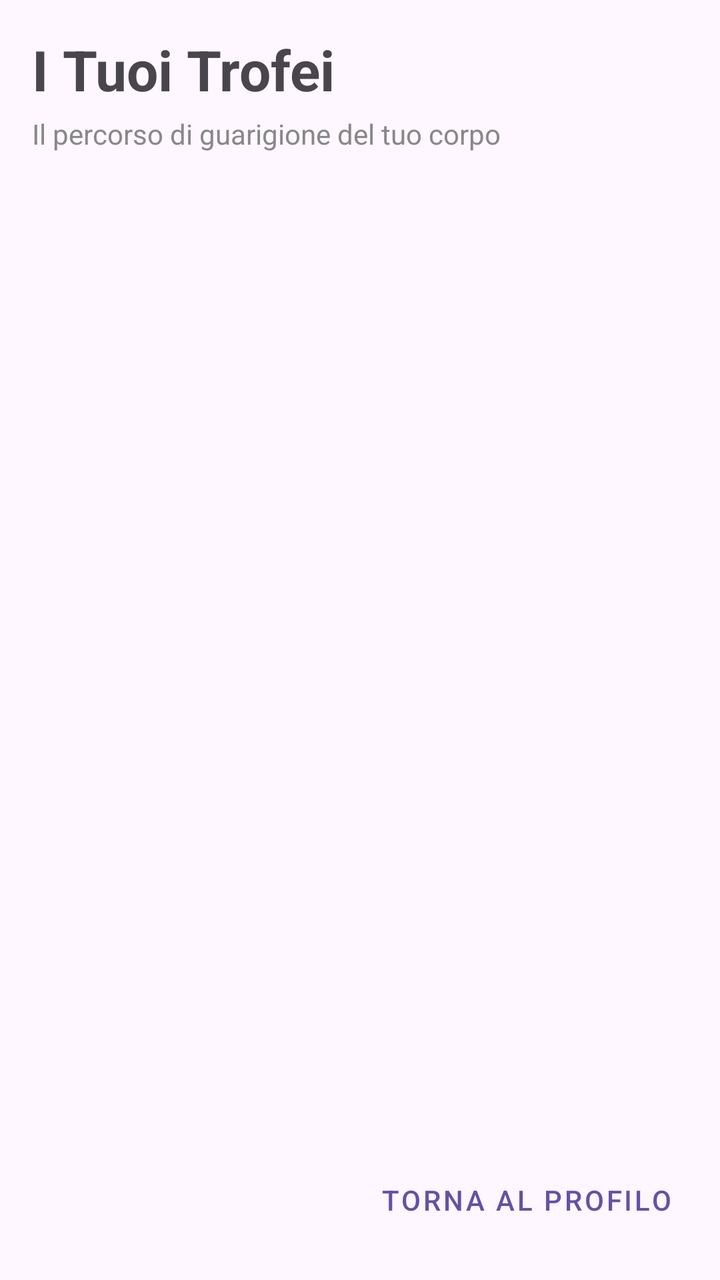
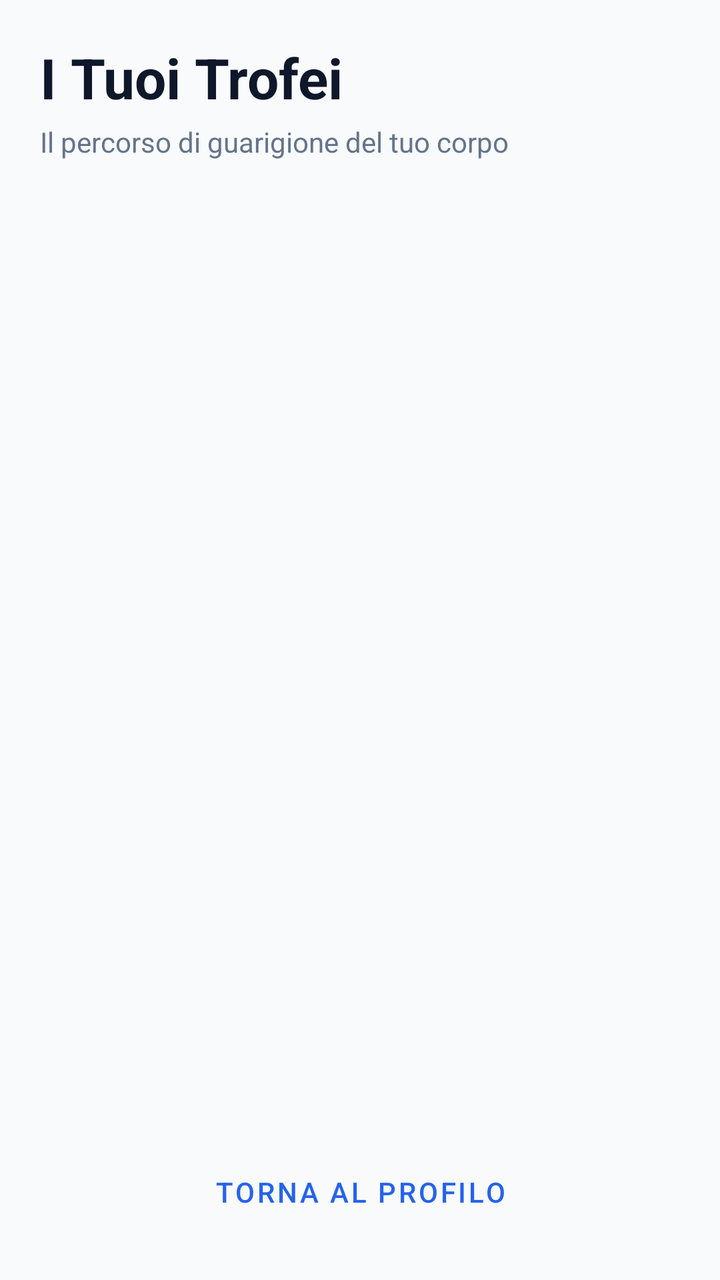

Compare the two renders of this Android layout. The source of the first and the diff that turns it into the second are given below.
<!-- AndroidManifest.xml: application theme Theme.SmokeShield -->
<!-- res/layout/fragment_trophies.xml -->
<?xml version="1.0" encoding="utf-8"?>
<layout xmlns:android="http://schemas.android.com/apk/res/android"
    xmlns:app="http://schemas.android.com/apk/res-auto">

    <androidx.constraintlayout.widget.ConstraintLayout
        android:layout_width="match_parent"
        android:layout_height="match_parent"
        android:paddingTop="16dp">

        <TextView
            android:id="@+id/tv_trophies_title"
            android:layout_width="wrap_content"
            android:layout_height="wrap_content"
            android:layout_marginStart="16dp"
            android:text="I Tuoi Trofei"
            android:textSize="28sp"
            android:textStyle="bold"
            app:layout_constraintStart_toStartOf="parent"
            app:layout_constraintTop_toTopOf="parent" />

        <TextView
            android:id="@+id/tv_trophies_subtitle"
            android:layout_width="wrap_content"
            android:layout_height="wrap_content"
            android:layout_marginStart="16dp"
            android:layout_marginTop="4dp"
            android:text="Il percorso di guarigione del tuo corpo"
            android:textColor="#888888"
            app:layout_constraintStart_toStartOf="parent"
            app:layout_constraintTop_toBottomOf="@id/tv_trophies_title" />

        
        <androidx.recyclerview.widget.RecyclerView
            android:id="@+id/rv_trophies_list"
            android:layout_width="match_parent"
            android:layout_height="0dp"
            android:layout_marginTop="16dp"
            android:layout_marginBottom="16dp"
            android:clipToPadding="false"
            android:paddingBottom="80dp"
            app:layout_constraintBottom_toTopOf="@id/btn_back_to_profile"
            app:layout_constraintTop_toBottomOf="@id/tv_trophies_subtitle" />

        <Button
            android:id="@+id/btn_back_to_profile"
            style="@style/Widget.MaterialComponents.Button.TextButton"
            android:layout_width="wrap_content"
            android:layout_height="wrap_content"
            android:layout_marginEnd="16dp"
            android:layout_marginBottom="16dp"
            android:text="TORNA AL PROFILO"
            app:layout_constraintBottom_toBottomOf="parent"
            app:layout_constraintEnd_toEndOf="parent" />

    </androidx.constraintlayout.widget.ConstraintLayout>
</layout>
<!-- resources referenced by this layout -->
<resources>
  <style name="Theme.SmokeShield" parent="Base.Theme.SmokeShield" />
  <style name="Base.Theme.SmokeShield" parent="Theme.Material3.DayNight.NoActionBar">
          <item name="android:windowLayoutInDisplayCutoutMode" tools:targetApi="p">shortEdges</item>
          <item name="android:statusBarColor">?android:attr/colorBackground</item>
          <item name="android:navigationBarColor">?android:attr/colorBackground</item>
      </style>
</resources>

<!-- the commit's change to res/layout/fragment_trophies.xml (unified diff, before → after) -->
@@ -5,16 +5,17 @@
     <androidx.constraintlayout.widget.ConstraintLayout
         android:layout_width="match_parent"
         android:layout_height="match_parent"
-        android:paddingTop="16dp">
+        android:background="?android:attr/colorBackground"
+        android:padding="20dp">
 
         <TextView
             android:id="@+id/tv_trophies_title"
             android:layout_width="wrap_content"
             android:layout_height="wrap_content"
-            android:layout_marginStart="16dp"
             android:text="I Tuoi Trofei"
             android:textSize="28sp"
             android:textStyle="bold"
+            android:textColor="?android:attr/textColorPrimary"
             app:layout_constraintStart_toStartOf="parent"
             app:layout_constraintTop_toTopOf="parent" />
 
@@ -22,10 +23,9 @@
             android:id="@+id/tv_trophies_subtitle"
             android:layout_width="wrap_content"
             android:layout_height="wrap_content"
-            android:layout_marginStart="16dp"
             android:layout_marginTop="4dp"
             android:text="Il percorso di guarigione del tuo corpo"
-            android:textColor="#888888"
+            android:textColor="?android:attr/textColorSecondary"
             app:layout_constraintStart_toStartOf="parent"
             app:layout_constraintTop_toBottomOf="@id/tv_trophies_title" />
 
@@ -46,11 +46,10 @@
             style="@style/Widget.MaterialComponents.Button.TextButton"
             android:layout_width="wrap_content"
             android:layout_height="wrap_content"
-            android:layout_marginEnd="16dp"
-            android:layout_marginBottom="16dp"
             android:text="TORNA AL PROFILO"
             app:layout_constraintBottom_toBottomOf="parent"
-            app:layout_constraintEnd_toEndOf="parent" />
+            app:layout_constraintEnd_toEndOf="parent"
+            app:layout_constraintStart_toStartOf="parent" />
 
     </androidx.constraintlayout.widget.ConstraintLayout>
 </layout>
<!-- resource entries referenced after the edit -->
@@ -2,9 +2,50 @@
 <resources>
   <style name="Theme.SmokeShield" parent="Base.Theme.SmokeShield" />
   <style name="Base.Theme.SmokeShield" parent="Theme.Material3.DayNight.NoActionBar">
+          
+          <item name="colorPrimary">@color/primaryColor</item>
+          <item name="colorOnPrimary">@color/white</item>
+          <item name="colorSecondary">@color/secondaryColor</item>
+          <item name="colorOnSecondary">@color/white</item>
+  
+          
           <item name="android:windowLayoutInDisplayCutoutMode" tools:targetApi="p">shortEdges</item>
-          <item name="android:statusBarColor">?android:attr/colorBackground</item>
-          <item name="android:navigationBarColor">?android:attr/colorBackground</item>
+          <item name="android:statusBarColor">@color/backgroundColor</item>
+          <item name="android:navigationBarColor">@color/backgroundColor</item>
+  
+          
+          <item name="android:colorBackground">@color/backgroundColor</item>
+          <item name="colorSurface">@color/surfaceColor</item>
+          <item name="colorError">@color/colorSos</item>
+  
+          
+          <item name="android:textColorPrimary">@color/textColor</item>
+          <item name="android:textColorSecondary">@color/textColorLight</item>
+  
+          
+          <item name="shapeAppearanceSmallComponent">@style/ShapeAppearance.SmokeShield.Small</item>
+          <item name="shapeAppearanceMediumComponent">@style/ShapeAppearance.SmokeShield.Medium</item>
+          <item name="shapeAppearanceLargeComponent">@style/ShapeAppearance.SmokeShield.Large</item>
+      </style>
+  <color name="primaryColor">#2563EB</color>
+  <color name="white">#FFFFFFFF</color>
+  <color name="secondaryColor">#F59E0B</color>
+  <color name="backgroundColor">#F8FAFC</color>
+  <color name="surfaceColor">#FFFFFF</color>
+  <color name="colorSos">#EF4444</color>
+  <color name="textColor">#0F172A</color>
+  <color name="textColorLight">#64748B</color>
+  <style name="ShapeAppearance.SmokeShield.Small" parent="ShapeAppearance.MaterialComponents.SmallComponent">
+          <item name="cornerFamily">rounded</item>
+          <item name="cornerSize">12dp</item>
+      </style>
+  <style name="ShapeAppearance.SmokeShield.Medium" parent="ShapeAppearance.MaterialComponents.MediumComponent">
+          <item name="cornerFamily">rounded</item>
+          <item name="cornerSize">20dp</item>
+      </style>
+  <style name="ShapeAppearance.SmokeShield.Large" parent="ShapeAppearance.MaterialComponents.LargeComponent">
+          <item name="cornerFamily">rounded</item>
+          <item name="cornerSize">28dp</item>
       </style>
 </resources>
 
